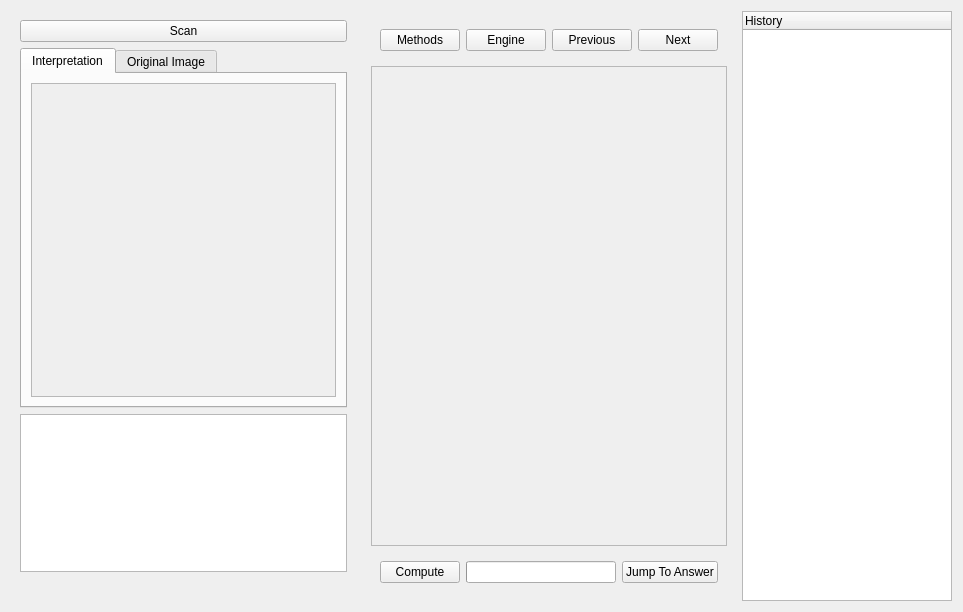
Qt form gui/solution_widget.ui (louis845/COMP2012H_Project) before a commit.
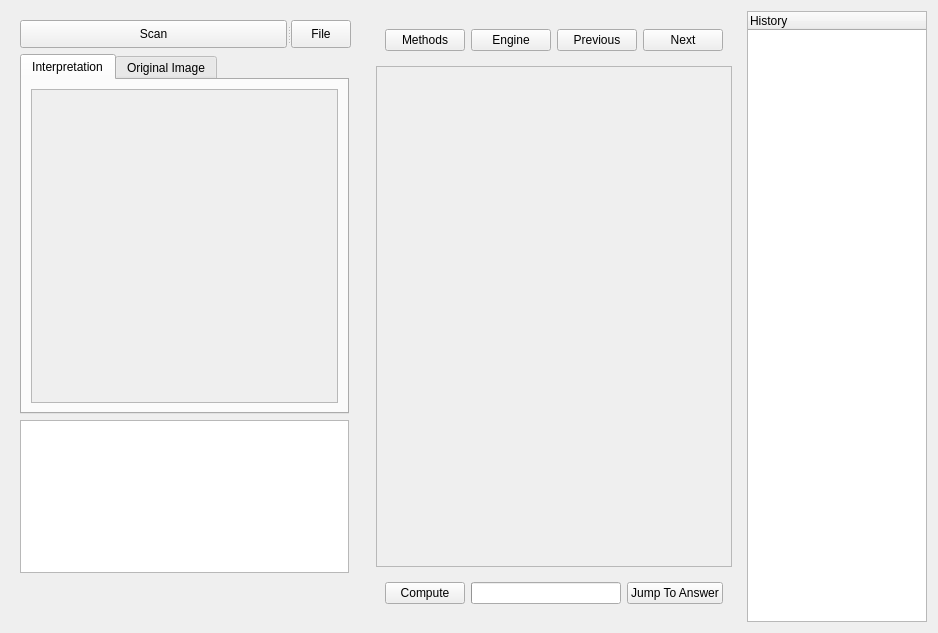
The same form after that commit.

Commit message: Add open from file option

What changed in the file:
```diff
--- a/gui/solution_widget.ui
+++ b/gui/solution_widget.ui
@@ -6,10 +6,16 @@
    <rect>
     <x>0</x>
     <y>0</y>
-    <width>963</width>
-    <height>612</height>
+    <width>938</width>
+    <height>633</height>
    </rect>
   </property>
+  <property name="sizePolicy">
+   <sizepolicy hsizetype="Expanding" vsizetype="Expanding">
+    <horstretch>0</horstretch>
+    <verstretch>0</verstretch>
+   </sizepolicy>
+  </property>
   <property name="minimumSize">
    <size>
     <width>830</width>
@@ -47,16 +53,24 @@
        <verstretch>0</verstretch>
       </sizepolicy>
      </property>
-     <layout class="QVBoxLayout" name="verticalLayout">
-      <item>
-       <widget class="QPushButton" name="scan_btn">
-        <property name="text">
-         <string>Scan</string>
-        </property>
-       </widget>
-      </item>
-      <item>
+     <property name="minimumSize">
+      <size>
+       <width>350</width>
+       <height>0</height>
+      </size>
+     </property>
+     <property name="focusPolicy">
+      <enum>Qt::NoFocus</enum>
+     </property>
        <widget class="QTabWidget" name="tabWidget_2">
+      <property name="geometry">
+       <rect>
+        <x>9</x>
+        <y>43</y>
+        <width>329</width>
+        <height>360</height>
+       </rect>
+      </property>
         <property name="minimumSize">
          <size>
           <width>0</width>
@@ -146,16 +160,28 @@
          </layout>
         </widget>
        </widget>
-      </item>
-      <item>
        <widget class="QPlainTextEdit" name="ascii_textedit">
+      <property name="geometry">
+       <rect>
+        <x>9</x>
+        <y>409</y>
+        <width>329</width>
+        <height>153</height>
+       </rect>
+      </property>
         <property name="tabStopDistance">
          <double>82.000000000000000</double>
         </property>
        </widget>
-      </item>
-      <item>
        <widget class="QLabel" name="ascii_parser_err">
+      <property name="geometry">
+       <rect>
+        <x>9</x>
+        <y>568</y>
+        <width>16</width>
+        <height>17</height>
+       </rect>
+      </property>
         <property name="minimumSize">
          <size>
           <width>0</width>
@@ -166,8 +192,53 @@
          <string/>
         </property>
        </widget>
-      </item>
-     </layout>
+     <widget class="QSplitter" name="splitter">
+      <property name="geometry">
+       <rect>
+        <x>9</x>
+        <y>9</y>
+        <width>331</width>
+        <height>28</height>
+       </rect>
+      </property>
+      <property name="orientation">
+       <enum>Qt::Horizontal</enum>
+      </property>
+      <widget class="QPushButton" name="scan_btn">
+       <property name="sizePolicy">
+        <sizepolicy hsizetype="Preferred" vsizetype="Fixed">
+         <horstretch>0</horstretch>
+         <verstretch>0</verstretch>
+        </sizepolicy>
+       </property>
+       <property name="text">
+        <string>Scan</string>
+       </property>
+      </widget>
+      <widget class="QPushButton" name="imagefile_btn">
+       <property name="sizePolicy">
+        <sizepolicy hsizetype="Minimum" vsizetype="Fixed">
+         <horstretch>0</horstretch>
+         <verstretch>0</verstretch>
+        </sizepolicy>
+       </property>
+       <property name="minimumSize">
+        <size>
+         <width>0</width>
+         <height>0</height>
+        </size>
+       </property>
+       <property name="maximumSize">
+        <size>
+         <width>60</width>
+         <height>16777215</height>
+        </size>
+       </property>
+       <property name="text">
+        <string>File</string>
+       </property>
+      </widget>
+     </widget>
     </widget>
    </item>
    <item>
@@ -224,7 +295,7 @@
            <x>0</x>
            <y>0</y>
            <width>402</width>
-           <height>470</height>
+           <height>491</height>
           </rect>
          </property>
         </widget>
@@ -268,6 +339,12 @@
    </item>
    <item>
     <widget class="QTreeWidget" name="treeWidget">
+     <property name="sizePolicy">
+      <sizepolicy hsizetype="Preferred" vsizetype="Preferred">
+       <horstretch>0</horstretch>
+       <verstretch>0</verstretch>
+      </sizepolicy>
+     </property>
      <column>
       <property name="text">
        <string notr="true">History</string>
```
Lines whose indentation alone changed are shown as unchanged. The commit also changes 2 other files.
